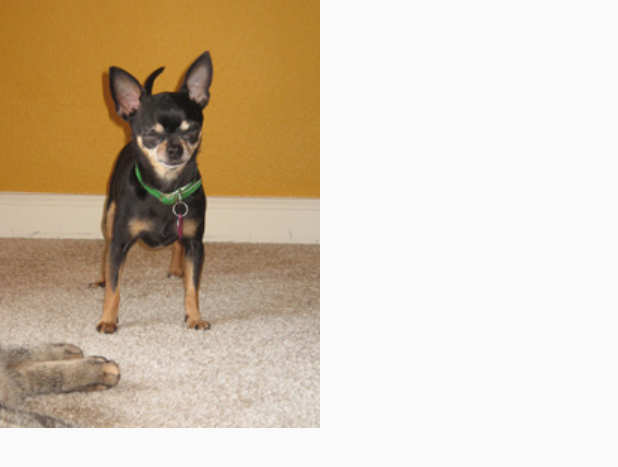
After one commit to symadept/GWG-P2, an Android app: the layout catalog_gv_item.xml on its own in the app's theme, with its tools: preview values and no code run, on a phone screen of 412 x 824 dp. The commit adds this screen. Shown: the top 467 px of the screen. Run offline under Robolectric (Android 15) with nearby library versions, the phone set to English and light mode, and no system bars.

Commit message:
Implemented GridView

```diff
--- a/CineScan/app/src/main/AndroidManifest.xml
+++ b/CineScan/app/src/main/AndroidManifest.xml
@@ -9,7 +9,7 @@
         android:roundIcon="@mipmap/ic_launcher_round"
         android:supportsRtl="true"
         android:theme="@style/AppTheme">
-        <activity android:name=".CatalogActivity">
+        <activity android:name=".activities.CatalogActivity">
             <intent-filter>
                 <action android:name="android.intent.action.MAIN" />
 
--- /dev/null
+++ b/CineScan/app/src/main/res/layout/catalog_gv_item.xml
@@ -0,0 +1,14 @@
+<?xml version="1.0" encoding="utf-8"?>
+<android.support.constraint.ConstraintLayout
+    xmlns:android="http://schemas.android.com/apk/res/android"
+    xmlns:app="http://schemas.android.com/apk/res-auto"
+    xmlns:tools="http://schemas.android.com/tools"
+    android:layout_width="match_parent"
+    android:layout_height="match_parent">
+
+    <ImageView
+        android:id="@+id/catalog_image_iv"
+        android:layout_width="wrap_content"
+        android:layout_height="wrap_content"
+        app:srcCompat="@mipmap/sample_0" />
+</android.support.constraint.ConstraintLayout>
```
Also changed, not shown: CineScan/app/src/main/java/com/symadept/apps/cinescan/CatalogActivity.java (deleted, +0 -13 lines), CineScan/app/src/main/java/com/symadept/apps/cinescan/activities/CatalogActivity.java (added, +31 -0 lines), CineScan/app/src/main/java/com/symadept/apps/cinescan/adapters/CatalogAdapter.java (added, +66 -0 lines), CineScan/app/src/main/res/layout/activity_catalog.xml (+12 -9 lines), CineScan/app/src/main/res/mipmap-mdpi/sample_0.jpg (added), CineScan/app/src/main/res/mipmap-mdpi/sample_1.jpg (added), CineScan/app/src/main/res/mipmap-mdpi/sample_2.jpg (added), CineScan/app/src/main/res/mipmap-mdpi/sample_3.jpg (added), CineScan/app/src/main/res/mipmap-mdpi/sample_4.jpg (added), CineScan/app/src/main/res/mipmap-mdpi/sample_5.jpg (added), CineScan/app/src/main/res/mipmap-mdpi/sample_6.jpg (added), CineScan/app/src/main/res/mipmap-mdpi/sample_7.jpg (added).
